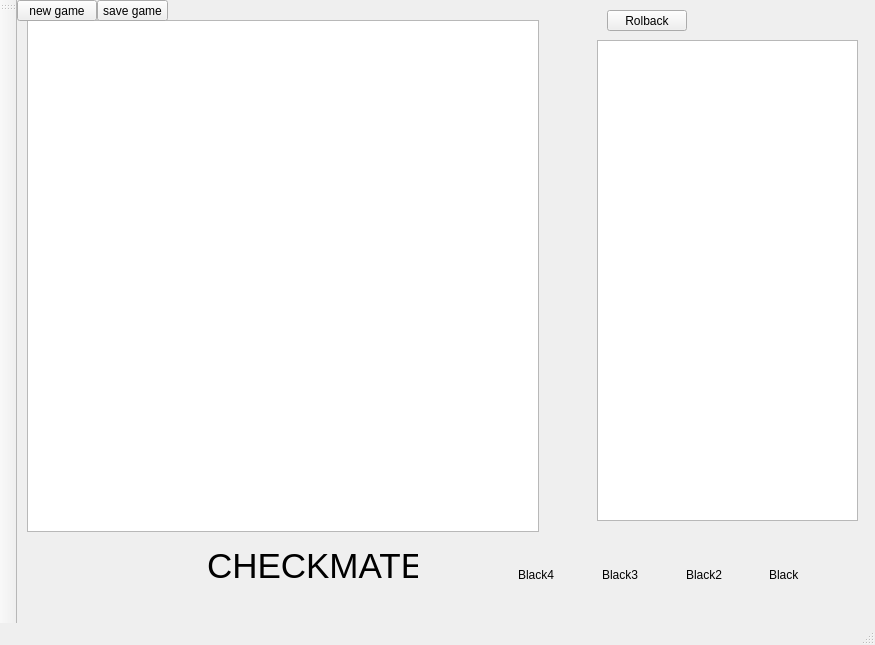
This is source/widgets/mainwindow.ui in KonstantinMoiseew/Chess as Qt 5 draws it before an edit. The edited form follows.
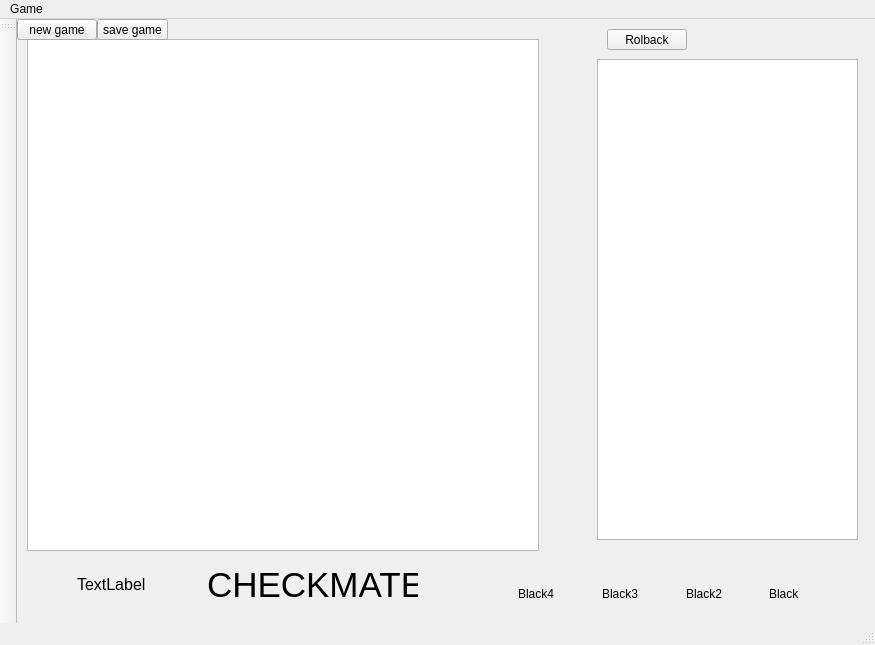
This is the edited form. Custom widgets are drawn as their Qt base class.

What changed in the file:
```diff
--- a/source/widgets/mainwindow.ui
+++ b/source/widgets/mainwindow.ui
@@ -149,6 +149,24 @@
      </item>
     </layout>
    </widget>
+   <widget class="QLabel" name="label_5">
+    <property name="geometry">
+     <rect>
+      <x>60</x>
+      <y>550</y>
+      <width>101</width>
+      <height>31</height>
+     </rect>
+    </property>
+    <property name="font">
+     <font>
+      <pointsize>12</pointsize>
+     </font>
+    </property>
+    <property name="text">
+     <string>TextLabel</string>
+    </property>
+   </widget>
   </widget>
   <widget class="QMenuBar" name="menuBar">
    <property name="geometry">
@@ -159,6 +177,17 @@
      <height>20</height>
     </rect>
    </property>
+   <widget class="QMenu" name="menuGame">
+    <property name="title">
+     <string>Game</string>
+    </property>
+    <addaction name="actionNew"/>
+    <addaction name="actionSave"/>
+    <addaction name="actionLoad"/>
+    <addaction name="actionHost"/>
+    <addaction name="actionConnect"/>
+   </widget>
+   <addaction name="menuGame"/>
   </widget>
   <widget class="QToolBar" name="mainToolBar">
    <attribute name="toolBarArea">
```
Left out of the diff: 25 changed lines with no effect on the pictures.
